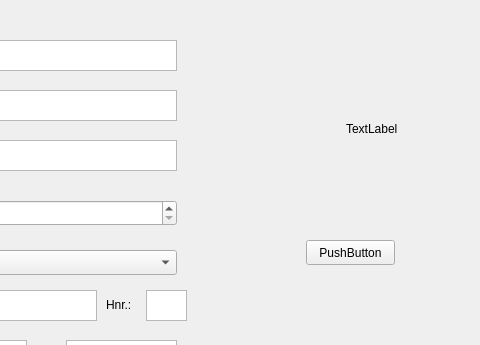
First picture: the form in Patientenverwaltung/verwaltung.ui, repository JenniferRied/Patientenverwaltung, before the edit; both pictures show x 234 to 714 and y 0 to 345 of the 714 by 498 pixel window.
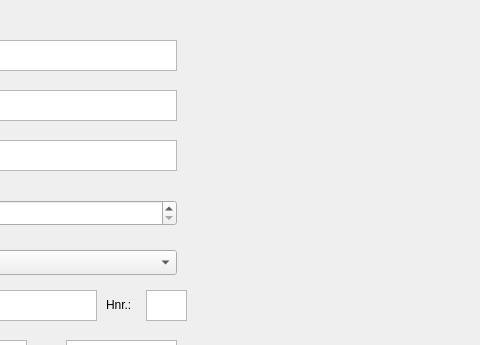
Second picture: the form after the edit.

What changed in the file:
```diff
--- a/Patientenverwaltung/verwaltung.ui
+++ b/Patientenverwaltung/verwaltung.ui
@@ -262,27 +262,20 @@
   <widget class="QLabel" name="kontrollausgabe">
    <property name="geometry">
     <rect>
-     <x>580</x>
-     <y>120</y>
-     <width>67</width>
-     <height>17</height>
+     <x>450</x>
+     <y>40</y>
+     <width>251</width>
+     <height>151</height>
     </rect>
    </property>
    <property name="text">
-    <string>TextLabel</string>
+    <string/>
    </property>
-  </widget>
-  <widget class="QPushButton" name="pushButton">
-   <property name="geometry">
-    <rect>
-     <x>540</x>
-     <y>240</y>
-     <width>89</width>
-     <height>25</height>
-    </rect>
+   <property name="scaledContents">
+    <bool>true</bool>
    </property>
-   <property name="text">
-    <string>PushButton</string>
+   <property name="wordWrap">
+    <bool>true</bool>
    </property>
   </widget>
  </widget>
```
Left out of the diff: 2 changed lines with no effect on the pictures.
